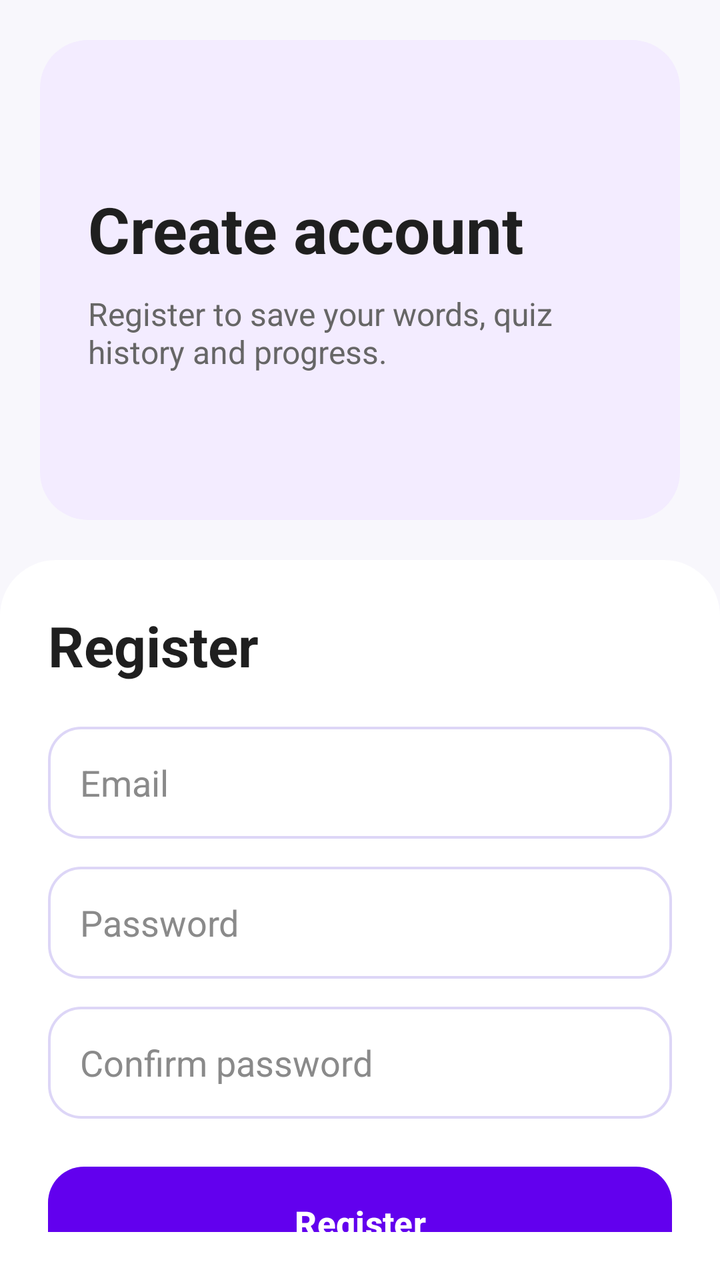
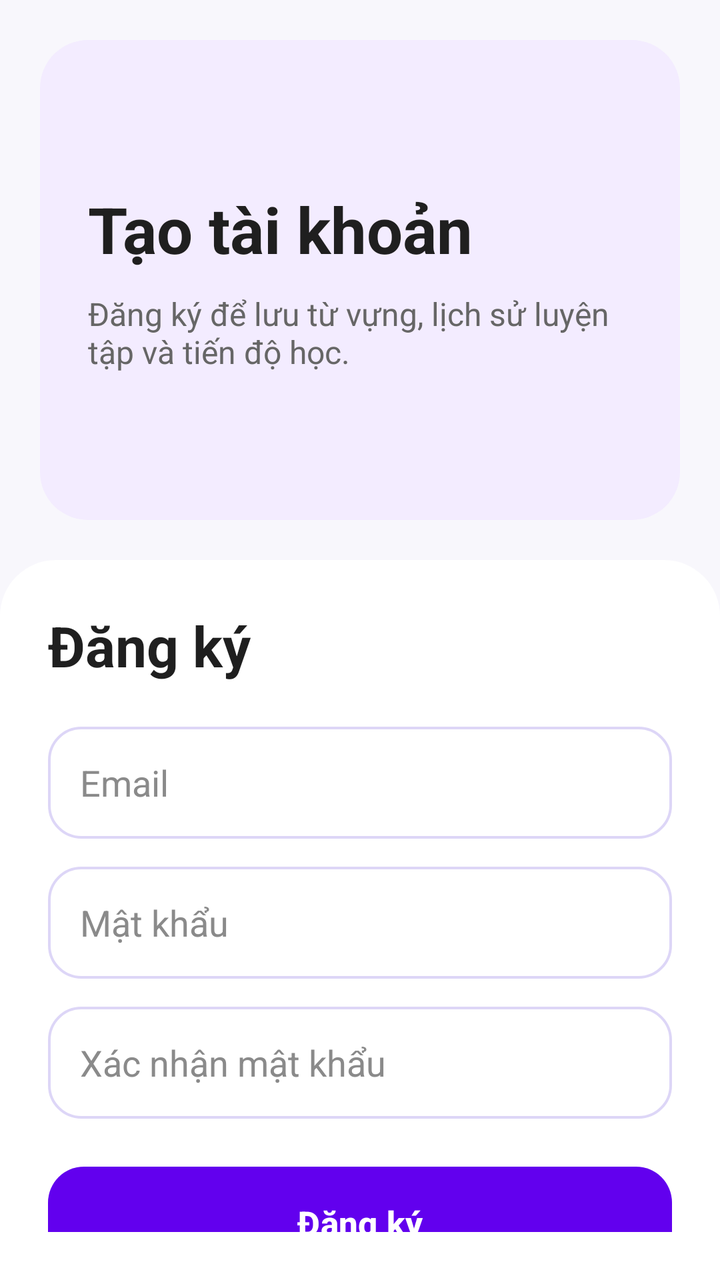

Screens rendered from an Android XML layout before and after an edit, with the pre-edit source and the edit as a unified diff.
<!-- AndroidManifest.xml: application theme Theme.MyApplication -->
<!-- res/layout/fragment_register.xml -->
<?xml version="1.0" encoding="utf-8"?>
<LinearLayout xmlns:android="http://schemas.android.com/apk/res/android"
    android:layout_width="match_parent"
    android:layout_height="match_parent"
    android:background="#F8F7FC"
    android:orientation="vertical">

    <LinearLayout
        android:layout_width="match_parent"
        android:layout_height="240dp"
        android:layout_margin="20dp"
        android:background="@drawable/bg_auth_top_card"
        android:gravity="center_vertical"
        android:orientation="vertical"
        android:padding="24dp">

        <TextView
            android:layout_width="wrap_content"
            android:layout_height="wrap_content"
            android:text="Create account"
            android:textColor="#1F1F1F"
            android:textSize="32sp"
            android:textStyle="bold" />

        <TextView
            android:layout_width="wrap_content"
            android:layout_height="wrap_content"
            android:layout_marginTop="10dp"
            android:text="Register to save your words, quiz history and progress."
            android:textColor="#666666"
            android:textSize="16sp" />
    </LinearLayout>

    <LinearLayout
        android:layout_width="match_parent"
        android:layout_height="0dp"
        android:layout_weight="1"
        android:background="@drawable/bg_auth_container"
        android:orientation="vertical"
        android:padding="24dp">

        <TextView
            android:layout_width="wrap_content"
            android:layout_height="wrap_content"
            android:text="Register"
            android:textColor="#1F1F1F"
            android:textSize="28sp"
            android:textStyle="bold" />

        <EditText
            android:id="@+id/edtEmail"
            android:layout_width="match_parent"
            android:layout_height="56dp"
            android:layout_marginTop="22dp"
            android:background="@drawable/bg_auth_input"
            android:hint="Email"
            android:inputType="textEmailAddress"
            android:paddingHorizontal="16dp"
            android:textColor="#1F1F1F"
            android:textColorHint="#8A8A8A" />

        <EditText
            android:id="@+id/edtPassword"
            android:layout_width="match_parent"
            android:layout_height="56dp"
            android:layout_marginTop="14dp"
            android:background="@drawable/bg_auth_input"
            android:hint="Password"
            android:inputType="textPassword"
            android:paddingHorizontal="16dp"
            android:textColor="#1F1F1F"
            android:textColorHint="#8A8A8A" />

        <EditText
            android:id="@+id/edtConfirmPass"
            android:layout_width="match_parent"
            android:layout_height="56dp"
            android:layout_marginTop="14dp"
            android:background="@drawable/bg_auth_input"
            android:hint="Confirm password"
            android:inputType="textPassword"
            android:paddingHorizontal="16dp"
            android:textColor="#1F1F1F"
            android:textColorHint="#8A8A8A" />

        <Button
            android:id="@+id/btnRegister"
            android:layout_width="match_parent"
            android:layout_height="56dp"
            android:layout_marginTop="24dp"
            android:background="@drawable/bg_auth_primary_button"
            android:text="Register"
            android:textAllCaps="false"
            android:textColor="#FFFFFF"
            android:textSize="17sp"
            android:textStyle="bold" />

        <Button
            android:id="@+id/btnBackToLogin"
            android:layout_width="match_parent"
            android:layout_height="56dp"
            android:layout_marginTop="14dp"
            android:background="@drawable/bg_auth_outline_button"
            android:text="Back to login"
            android:textAllCaps="false"
            android:textColor="#FFFFFF"
            android:textSize="17sp"
            android:textStyle="bold" />

    </LinearLayout>
</LinearLayout>
<!-- resources referenced by this layout -->
<resources>
  <!-- drawable bg_auth_container (drawable) -->
  <?xml version="1.0" encoding="utf-8"?>
  <shape xmlns:android="http://schemas.android.com/apk/res/android">
      <solid android:color="#FFFFFF" />
      <corners
          android:topLeftRadius="28dp"
          android:topRightRadius="28dp"
          android:bottomLeftRadius="0dp"
          android:bottomRightRadius="0dp" />
  </shape>
  <!-- drawable bg_auth_input (drawable) -->
  <?xml version="1.0" encoding="utf-8"?>
  <shape xmlns:android="http://schemas.android.com/apk/res/android">
      <solid android:color="#FFFFFF" />
      <corners android:radius="16dp" />
      <stroke
          android:width="1.2dp"
          android:color="#DDD6F7" />
      <padding
          android:left="16dp"
          android:top="14dp"
          android:right="16dp"
          android:bottom="14dp" />
  </shape>
  <!-- drawable bg_auth_outline_button (drawable) -->
  <?xml version="1.0" encoding="utf-8"?>
  <shape xmlns:android="http://schemas.android.com/apk/res/android">
      <solid android:color="#FFFFFF" />
      <corners android:radius="18dp" />
      <stroke
          android:width="1.5dp"
          android:color="#C9B8FF" />
  </shape>
  <!-- drawable bg_auth_primary_button (drawable) -->
  <?xml version="1.0" encoding="utf-8"?>
  <shape xmlns:android="http://schemas.android.com/apk/res/android">
      <gradient
          android:angle="0"
          android:startColor="#6C2BFF"
          android:endColor="#8A56FF" />
      <corners android:radius="18dp" />
  </shape>
  <!-- drawable bg_auth_top_card (drawable) -->
  <?xml version="1.0" encoding="utf-8"?>
  <shape xmlns:android="http://schemas.android.com/apk/res/android">
      <solid android:color="#F3ECFF" />
      <corners android:radius="24dp" />
  </shape>
  <style name="Theme.MyApplication" parent="Theme.Material3.DayNight.NoActionBar">
          
          <item name="colorPrimary">@color/primary_color</item>
          <item name="colorPrimaryVariant">@color/primary_variant</item>
          <item name="colorOnPrimary">@color/white</item>
          <item name="colorSecondary">@color/secondary_color</item>
          <item name="colorOnSecondary">@color/black</item>
          <item name="colorError">@color/error_color</item>
          <item name="colorOnError">@color/white</item>
          <item name="colorSurface">@color/surface_color</item>
          <item name="colorOnSurface">@color/primary_text</item>
          <item name="android:colorBackground">@color/background_color</item>
          <item name="colorOnBackground">@color/primary_text</item>
      </style>
  <color name="primary_color">#FF6200EE</color>
  <color name="primary_variant">#FF3700B3</color>
  <color name="white">#FFFFFFFF</color>
  <color name="secondary_color">#FF03DAC5</color>
  <color name="black">#FF000000</color>
  <color name="error_color">#FFB00020</color>
  <color name="surface_color">#FFFFFFFF</color>
  <color name="primary_text">#FF212121</color>
  <color name="background_color">#FFF5F5F5</color>
</resources>

<!-- the commit's change to res/layout/fragment_register.xml (unified diff, before → after) -->
@@ -17,7 +17,7 @@
         <TextView
             android:layout_width="wrap_content"
             android:layout_height="wrap_content"
-            android:text="Create account"
+            android:text="@string/create_account"
             android:textColor="#1F1F1F"
             android:textSize="32sp"
             android:textStyle="bold" />
@@ -26,9 +26,10 @@
             android:layout_width="wrap_content"
             android:layout_height="wrap_content"
             android:layout_marginTop="10dp"
-            android:text="Register to save your words, quiz history and progress."
+            android:text="@string/register_subtitle"
             android:textColor="#666666"
             android:textSize="16sp" />
+
     </LinearLayout>
 
     <LinearLayout
@@ -42,7 +43,7 @@
         <TextView
             android:layout_width="wrap_content"
             android:layout_height="wrap_content"
-            android:text="Register"
+            android:text="@string/register"
             android:textColor="#1F1F1F"
             android:textSize="28sp"
             android:textStyle="bold" />
@@ -53,7 +54,7 @@
             android:layout_height="56dp"
             android:layout_marginTop="22dp"
             android:background="@drawable/bg_auth_input"
-            android:hint="Email"
+            android:hint="@string/email"
             android:inputType="textEmailAddress"
             android:paddingHorizontal="16dp"
             android:textColor="#1F1F1F"
@@ -65,7 +66,7 @@
             android:layout_height="56dp"
             android:layout_marginTop="14dp"
             android:background="@drawable/bg_auth_input"
-            android:hint="Password"
+            android:hint="@string/password"
             android:inputType="textPassword"
             android:paddingHorizontal="16dp"
             android:textColor="#1F1F1F"
@@ -77,7 +78,7 @@
             android:layout_height="56dp"
             android:layout_marginTop="14dp"
             android:background="@drawable/bg_auth_input"
-            android:hint="Confirm password"
+            android:hint="@string/confirm_password"
             android:inputType="textPassword"
             android:paddingHorizontal="16dp"
             android:textColor="#1F1F1F"
@@ -89,7 +90,7 @@
             android:layout_height="56dp"
             android:layout_marginTop="24dp"
             android:background="@drawable/bg_auth_primary_button"
-            android:text="Register"
+            android:text="@string/register"
             android:textAllCaps="false"
             android:textColor="#FFFFFF"
             android:textSize="17sp"
@@ -101,11 +102,12 @@
             android:layout_height="56dp"
             android:layout_marginTop="14dp"
             android:background="@drawable/bg_auth_outline_button"
-            android:text="Back to login"
+            android:text="@string/back_to_login"
             android:textAllCaps="false"
             android:textColor="#FFFFFF"
             android:textSize="17sp"
             android:textStyle="bold" />
 
     </LinearLayout>
+
 </LinearLayout>
<!-- resource entries referenced after the edit -->
@@ -48,6 +48,13 @@
       <solid android:color="#F3ECFF" />
       <corners android:radius="24dp" />
   </shape>
+  <string name="back_to_login">Quay lại đăng nhập</string>
+  <string name="confirm_password">Xác nhận mật khẩu</string>
+  <string name="create_account">Tạo tài khoản</string>
+  <string name="email">Email</string>
+  <string name="password">Mật khẩu</string>
+  <string name="register">Đăng ký</string>
+  <string name="register_subtitle">Đăng ký để lưu từ vựng, lịch sử luyện tập và tiến độ học.</string>
   <style name="Theme.MyApplication" parent="Theme.Material3.DayNight.NoActionBar">
           
           <item name="colorPrimary">@color/primary_color</item>
